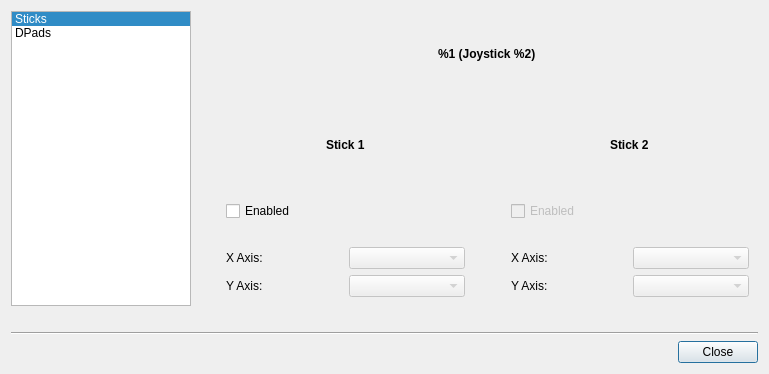
Above: src/advancestickassignmentdialog.ui from AntiMicroX/antimicrox before the change. Below: the same form after it.
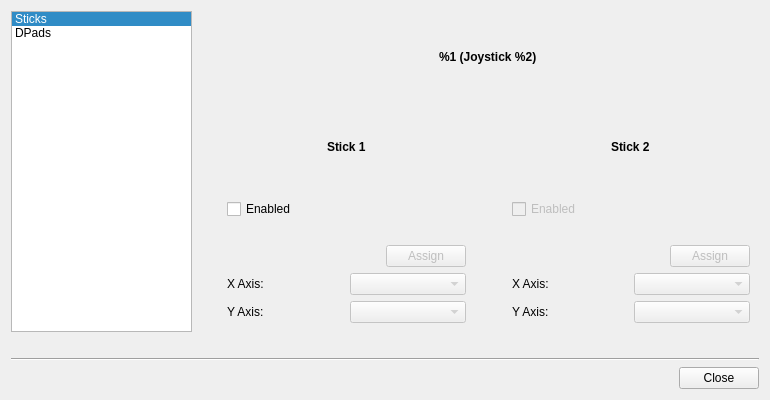
That is the form after the change.

The edit to the form file:
```diff
--- a/src/advancestickassignmentdialog.ui
+++ b/src/advancestickassignmentdialog.ui
@@ -6,14 +6,14 @@
    <rect>
     <x>0</x>
     <y>0</y>
-    <width>769</width>
-    <height>374</height>
+    <width>770</width>
+    <height>400</height>
    </rect>
   </property>
   <property name="minimumSize">
    <size>
-    <width>450</width>
-    <height>240</height>
+    <width>0</width>
+    <height>0</height>
    </size>
   </property>
   <property name="windowTitle">
@@ -92,7 +92,7 @@
               <number>-1</number>
              </property>
              <item>
-              <layout class="QVBoxLayout" name="verticalLayout" stretch="0,0,0,3,3">
+              <layout class="QVBoxLayout" name="verticalLayout" stretch="0,0,0,0,3,3">
                <property name="spacing">
                 <number>-1</number>
                </property>
@@ -135,6 +135,33 @@
                  </property>
                 </spacer>
                </item>
+               <item>
+                <layout class="QHBoxLayout" name="horizontalLayout_7">
+                 <item>
+                  <spacer name="horizontalSpacer_3">
+                   <property name="orientation">
+                    <enum>Qt::Horizontal</enum>
+                   </property>
+                   <property name="sizeHint" stdset="0">
+                    <size>
+                     <width>40</width>
+                     <height>20</height>
+                    </size>
+                   </property>
+                  </spacer>
+                 </item>
+                 <item>
+                  <widget class="QPushButton" name="quickAssignStick1PushButton">
+                   <property name="enabled">
+                    <bool>false</bool>
+                   </property>
+                   <property name="text">
+                    <string>Assign</string>
+                   </property>
+                  </widget>
+                 </item>
+                </layout>
+               </item>
                <item>
                 <layout class="QHBoxLayout" name="horizontalLayout">
                  <item>
@@ -190,7 +217,7 @@
               </spacer>
              </item>
              <item>
-              <layout class="QVBoxLayout" name="verticalLayout_2" stretch="0,0,0,3,3">
+              <layout class="QVBoxLayout" name="verticalLayout_2" stretch="0,0,0,0,3,3">
                <item alignment="Qt::AlignHCenter">
                 <widget class="QLabel" name="label_6">
                  <property name="font">
@@ -230,6 +257,33 @@
                  </property>
                 </spacer>
                </item>
+               <item>
+                <layout class="QHBoxLayout" name="horizontalLayout_8">
+                 <item>
+                  <spacer name="horizontalSpacer_4">
+                   <property name="orientation">
+                    <enum>Qt::Horizontal</enum>
+                   </property>
+                   <property name="sizeHint" stdset="0">
+                    <size>
+                     <width>40</width>
+                     <height>20</height>
+                    </size>
+                   </property>
+                  </spacer>
+                 </item>
+                 <item>
+                  <widget class="QPushButton" name="quickAssignStick2PushButton">
+                   <property name="enabled">
+                    <bool>false</bool>
+                   </property>
+                   <property name="text">
+                    <string>Assign</string>
+                   </property>
+                  </widget>
+                 </item>
+                </layout>
+               </item>
                <item>
                 <layout class="QHBoxLayout" name="horizontalLayout_3">
                  <item>
```
Left out of the diff: 64 changed lines with no effect on the pictures.
